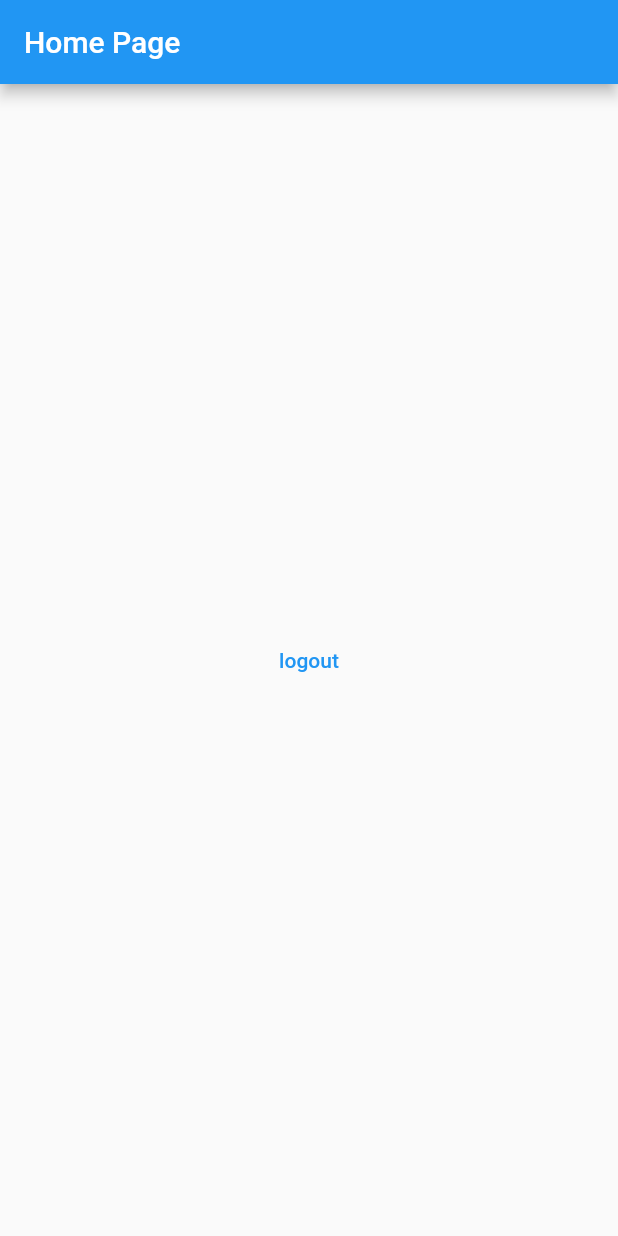
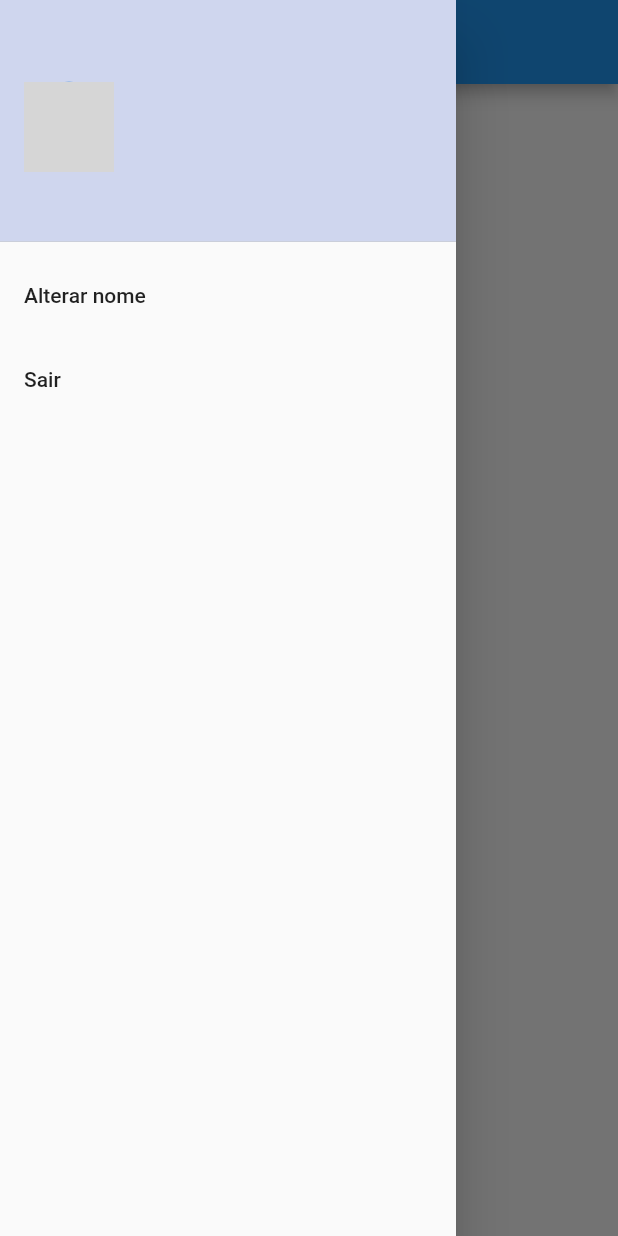
Before and after one commit to ebaptistella/todo_list_provider, a Flutter app: the screen it shows once a user with an empty profile is signed in, with the side drawer open (before the commit the screen has no drawer), on a phone screen of 412 x 824 dp. Run offline on Flutter 3.47's test engine with Material 2 defaults, Android fonts, the phone set to English and light mode, and no system bars; our stand-ins replace firebase_auth, firebase_core, flutter_signin_button, google_fonts, google_sign_in, sqflite and 1 more; missing offline and left inert: flutter_overlay_loader, validatorless; accounts and stored records are empty; network calls fail; Roboto replaces fonts that are missing (Mandali); grey boxes are pictures that could not be loaded.

Commit message:
add drawer

```diff
--- a/lib/app/modules/home/home_page.dart
+++ b/lib/app/modules/home/home_page.dart
@@ -2,6 +2,7 @@ import 'package:flutter/material.dart';
 import 'package:provider/provider.dart';
 import 'package:todo_list_provider/app/core/auth/auth_provider.dart';
 import 'package:todo_list_provider/app/core/widget/todo_list_logo.dart';
+import 'package:todo_list_provider/app/modules/home/widgets/home_drawer.dart';
 
 class HomePage extends StatelessWidget {
   const HomePage({super.key});
@@ -12,6 +13,7 @@ class HomePage extends StatelessWidget {
       appBar: AppBar(
         title: Text('Home Page'),
       ),
+      drawer: HomeDrawer(),
       body: Center(
         child: TextButton(
           onPressed: () {
--- /dev/null
+++ b/lib/app/modules/home/widgets/home_drawer.dart
@@ -0,0 +1,105 @@
+import 'package:flutter/material.dart';
+import 'package:flutter_overlay_loader/flutter_overlay_loader.dart';
+import 'package:path/path.dart';
+import 'package:provider/provider.dart';
+import 'package:todo_list_provider/app/core/auth/auth_provider.dart';
+import 'package:todo_list_provider/app/core/ui/messages.dart';
+import 'package:todo_list_provider/app/core/ui/theme_extensions.dart';
+import 'package:todo_list_provider/app/services/user/user_service.dart';
+
+class HomeDrawer extends StatefulWidget {
+  const HomeDrawer({super.key});
+
+  @override
+  State<HomeDrawer> createState() => _HomeDrawerState();
+}
+
+class _HomeDrawerState extends State<HomeDrawer> {
+  final nameVN = ValueNotifier<String>('');
+
+  @override
+  Widget build(BuildContext context) {
+    return Drawer(
+      child: ListView(
+        children: [
+          DrawerHeader(
+            decoration: BoxDecoration(
+              color: context.primaryColor.withAlpha(70),
+            ),
+            child: Row(
+              children: [
+                Selector<AuthProvider, String>(
+                  selector: (context, authProvider) {
+                    return authProvider.user?.photoURL ?? '';
+                  },
+                  builder: (_, value, __) {
+                    return CircleAvatar(
+                      backgroundImage: NetworkImage(value),
+                      radius: 30,
+                    );
+                  },
+                ),
+                Expanded(
+                  child: Padding(
+                    padding: const EdgeInsets.all(8.0),
+                    child: Selector<AuthProvider, String>(
+                      selector: (context, authProvider) {
+                        return authProvider.user?.displayName ?? 'Não informado';
+                      },
+                      builder: (_, value, __) {
+                        return Text(value);
+                      },
+                    ),
+                  ),
+                ),
+              ],
+            ),
+          ),
+          ListTile(
+            title: Text('Alterar nome'),
+            onTap: () {
+              showDialog(
+                  context: context,
+                  builder: (_) {
+                    return AlertDialog(
+                      title: Text('Alterar Nome'),
+                      content: TextField(
+                        onChanged: (value) => nameVN.value = value,
+                      ),
+                      actions: [
+                        TextButton(
+                            onPressed: () {
+                              final nameValue = nameVN.value;
+                              if (nameValue.isEmpty) {
+                                Messages.of(context).showError('Informe um nome');
+                              } else {
+                                Loader.show(context);
+                                context.read<UserService>().updateDisplayName(nameValue);
+                                Loader.hide();
+                                Navigator.of(context).pop();
+                              }
+                            },
+                            child: Text('Alterar')),
+                        TextButton(
+                          onPressed: () => Navigator.of(context).pop(),
+                          child: const Text(
+                            'Cancelar',
+                            style: TextStyle(
+                              color: Colors.red,
+                            ),
+                          ),
+                        ),
+                      ],
+                    );
+                  });
+            },
+          ),
+          ListTile(
+            title: Text('Sair'),
+            onTap: () => context.read<AuthProvider>().logout(),
+          ),
+        ],
+      ),
+    );
+  }
+}
--- a/lib/app/repositories/user/user_repository.dart
+++ b/lib/app/repositories/user/user_repository.dart
@@ -6,4 +6,5 @@ abstract class UserRepository {
   Future<void> forgotPassword(String email);
   Future<User?> googleLogin();
   Future<void> logout();
+  Future<void> updateDisplayName(String name);
 }
--- a/lib/app/services/user/user_service.dart
+++ b/lib/app/services/user/user_service.dart
@@ -6,4 +6,5 @@ abstract class UserService {
   Future<void> forgotPassword(String email);
   Future<User?> googleLogin();
   Future<void> logout();
+  Future<void> updateDisplayName(String name);
 }
--- a/lib/app/services/user/user_service_impl.dart
+++ b/lib/app/services/user/user_service_impl.dart
@@ -21,4 +21,7 @@ class UserServiceImpl implements UserService {
 
   @override
   Future<void> logout() => _userRepository.logout();
+
+  @override
+  Future<void> updateDisplayName(String name) => _userRepository.updateDisplayName(name);
 }
```
Also changed, not shown: lib/app/repositories/user/user_repository_impl.dart (+9 -0 lines).
